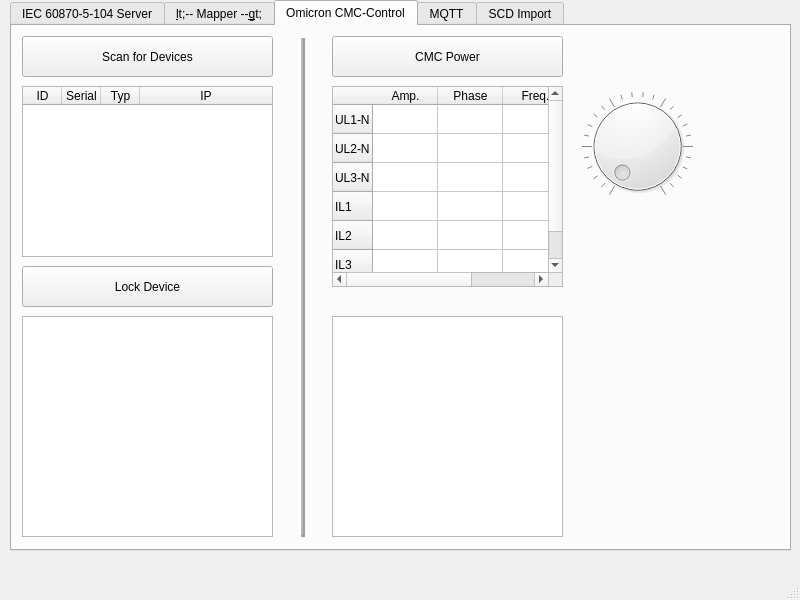
Pfannex/CMC-104_Mapper, file Qt_GUI/frm_main.ui: the form before one commit.
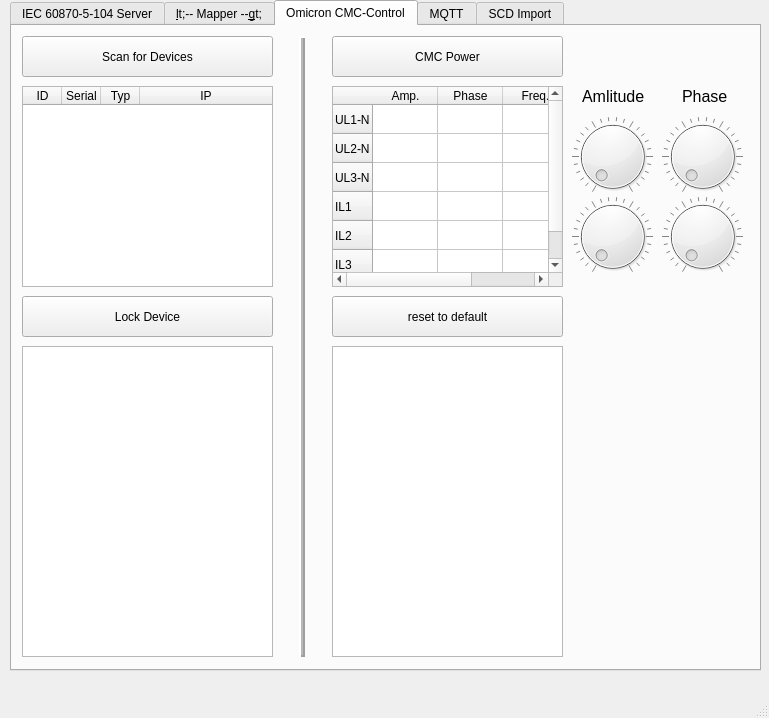
The form after the commit. Icons and pictures are not drawn.

Diff of the .ui file:
```diff
--- a/Qt_GUI/frm_main.ui
+++ b/Qt_GUI/frm_main.ui
@@ -6,8 +6,8 @@
    <rect>
     <x>0</x>
     <y>0</y>
-    <width>800</width>
-    <height>600</height>
+    <width>769</width>
+    <height>718</height>
    </rect>
   </property>
   <property name="windowTitle">
@@ -23,8 +23,8 @@
      <rect>
       <x>10</x>
       <y>0</y>
-      <width>781</width>
-      <height>551</height>
+      <width>751</width>
+      <height>671</height>
      </rect>
     </property>
     <property name="currentIndex">
@@ -281,7 +281,7 @@
         <x>10</x>
         <y>60</y>
         <width>251</width>
-        <height>171</height>
+        <height>201</height>
        </rect>
       </property>
       <property name="gridStyle">
@@ -333,7 +333,7 @@
       <property name="geometry">
        <rect>
         <x>10</x>
-        <y>240</y>
+        <y>270</y>
         <width>251</width>
         <height>41</height>
        </rect>
@@ -550,7 +550,7 @@
         <x>260</x>
         <y>10</y>
         <width>61</width>
-        <height>501</height>
+        <height>621</height>
        </rect>
       </property>
       <property name="frameShadow">
@@ -570,9 +570,9 @@
       <property name="geometry">
        <rect>
         <x>320</x>
-        <y>290</y>
+        <y>320</y>
         <width>231</width>
-        <height>221</height>
+        <height>311</height>
        </rect>
       </property>
       <property name="autoScrollMargin">
@@ -583,32 +583,171 @@
       <property name="geometry">
        <rect>
         <x>10</x>
-        <y>290</y>
+        <y>320</y>
         <width>251</width>
-        <height>221</height>
+        <height>311</height>
        </rect>
       </property>
      </widget>
-     <widget class="QDial" name="dial">
+     <widget class="QDial" name="dial_ua">
+      <property name="geometry">
+       <rect>
+        <x>560</x>
+        <y>90</y>
+        <width>81</width>
+        <height>81</height>
+       </rect>
+      </property>
+      <property name="maximum">
+       <number>100</number>
+      </property>
+      <property name="singleStep">
+       <number>1</number>
+      </property>
+      <property name="pageStep">
+       <number>10</number>
+      </property>
+      <property name="tracking">
+       <bool>true</bool>
+      </property>
+      <property name="wrapping">
+       <bool>false</bool>
+      </property>
+      <property name="notchesVisible">
+       <bool>true</bool>
+      </property>
+     </widget>
+     <widget class="QDial" name="dial_up">
+      <property name="geometry">
+       <rect>
+        <x>650</x>
+        <y>90</y>
+        <width>81</width>
+        <height>81</height>
+       </rect>
+      </property>
+      <property name="maximum">
+       <number>100</number>
+      </property>
+      <property name="singleStep">
+       <number>1</number>
+      </property>
+      <property name="pageStep">
+       <number>10</number>
+      </property>
+      <property name="tracking">
+       <bool>true</bool>
+      </property>
+      <property name="wrapping">
+       <bool>false</bool>
+      </property>
+      <property name="notchesVisible">
+       <bool>true</bool>
+      </property>
+     </widget>
+     <widget class="QDial" name="dial_ia">
+      <property name="geometry">
+       <rect>
+        <x>560</x>
+        <y>170</y>
+        <width>81</width>
+        <height>81</height>
+       </rect>
+      </property>
+      <property name="maximum">
+       <number>100</number>
+      </property>
+      <property name="singleStep">
+       <number>1</number>
+      </property>
+      <property name="pageStep">
+       <number>10</number>
+      </property>
+      <property name="tracking">
+       <bool>true</bool>
+      </property>
+      <property name="wrapping">
+       <bool>false</bool>
+      </property>
+      <property name="notchesVisible">
+       <bool>true</bool>
+      </property>
+     </widget>
+     <widget class="QDial" name="dial_ip">
+      <property name="geometry">
+       <rect>
+        <x>650</x>
+        <y>170</y>
+        <width>81</width>
+        <height>81</height>
+       </rect>
+      </property>
+      <property name="maximum">
+       <number>100</number>
+      </property>
+      <property name="singleStep">
+       <number>1</number>
+      </property>
+      <property name="pageStep">
+       <number>10</number>
+      </property>
+      <property name="tracking">
+       <bool>true</bool>
+      </property>
+      <property name="wrapping">
+       <bool>false</bool>
+      </property>
+      <property name="notchesVisible">
+       <bool>true</bool>
+      </property>
+     </widget>
+     <widget class="QLabel" name="label">
       <property name="geometry">
        <rect>
         <x>570</x>
         <y>60</y>
-        <width>111</width>
-        <height>121</height>
+        <width>71</width>
+        <height>21</height>
        </rect>
       </property>
-      <property name="maximum">
-       <number>100</number>
+      <property name="font">
+       <font>
+        <pointsize>12</pointsize>
+       </font>
       </property>
-      <property name="tracking">
-       <bool>true</bool>
+      <property name="text">
+       <string>Amlitude</string>
       </property>
-      <property name="wrapping">
-       <bool>false</bool>
+     </widget>
+     <widget class="QLabel" name="label_2">
+      <property name="geometry">
+       <rect>
+        <x>670</x>
+        <y>60</y>
+        <width>71</width>
+        <height>21</height>
+       </rect>
       </property>
-      <property name="notchesVisible">
-       <bool>true</bool>
+      <property name="font">
+       <font>
+        <pointsize>12</pointsize>
+       </font>
+      </property>
+      <property name="text">
+       <string>Phase</string>
+      </property>
+     </widget>
+     <widget class="QPushButton" name="bu_cmd_reset_to_default">
+      <property name="geometry">
+       <rect>
+        <x>320</x>
+        <y>270</y>
+        <width>231</width>
+        <height>41</height>
+       </rect>
+      </property>
+      <property name="text">
+       <string>reset to default</string>
       </property>
      </widget>
     </widget>
```
Left out of the diff: 4 changed lines with no effect on the pictures.
